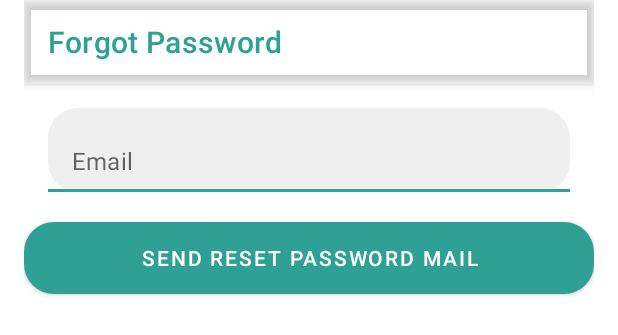
After one commit to pokrenz/bosslur-mtag, an Android app: the layout activity_forgot_password.xml on its own in the app's theme, with its tools: preview values and no code run, on a phone screen of 412 x 824 dp. The commit adds this screen. Shown: the top 335 px of the screen. Run offline under Robolectric (Android 15) with nearby library versions, the phone set to English and light mode, and no system bars.

Commit message:
ui:forgot-password

```diff
--- a/app/src/main/AndroidManifest.xml
+++ b/app/src/main/AndroidManifest.xml
@@ -9,7 +9,8 @@
         android:roundIcon="@mipmap/ic_launcher_round"
         android:supportsRtl="true"
         android:theme="@style/Theme.MTagv2">
-        <activity android:name=".views.login.LoginActivity"></activity>
+        <activity android:name=".views.forgotpassword.ForgotPasswordActivity"></activity>
+        <activity android:name=".views.login.LoginActivity" />
         <activity android:name=".views.splash.SplashActivity" />
         <activity android:name=".MainActivity">
             <intent-filter>
--- /dev/null
+++ b/app/src/main/java/com/bosslur/mtagv2/views/forgotpassword/ForgotPasswordActivity.kt
@@ -0,0 +1,24 @@
+package com.bosslur.mtagv2.views.forgotpassword
+
+import androidx.appcompat.app.AppCompatActivity
+import android.os.Bundle
+import com.bosslur.mtagv2.R
+import com.bosslur.mtagv2.databinding.ActivityForgotPasswordBinding
+
+class ForgotPasswordActivity : AppCompatActivity() {
+
+    private lateinit var binding: ActivityForgotPasswordBinding
+
+    override fun onCreate(savedInstanceState: Bundle?) {
+        super.onCreate(savedInstanceState)
+        binding = ActivityForgotPasswordBinding.inflate(layoutInflater)
+        setContentView(binding.root)
+
+        init()
+    }
+
+    private  fun init(){
+        setSupportActionBar(binding.tbForgotPassword)
+        supportActionBar?.setDisplayHomeAsUpEnabled(true)
+    }
+}
--- /dev/null
+++ b/app/src/main/res/layout/activity_forgot_password.xml
@@ -0,0 +1,60 @@
+<?xml version="1.0" encoding="utf-8"?>
+<androidx.constraintlayout.widget.ConstraintLayout xmlns:android="http://schemas.android.com/apk/res/android"
+    xmlns:app="http://schemas.android.com/apk/res-auto"
+    xmlns:tools="http://schemas.android.com/tools"
+    android:layout_width="match_parent"
+    android:layout_height="match_parent"
+    android:paddingStart="16dp"
+    android:paddingEnd="16dp"
+    tools:context=".views.forgotpassword.ForgotPasswordActivity">
+
+    <com.google.android.material.appbar.AppBarLayout
+        android:id="@+id/appbarForgotPassword"
+        android:layout_width="match_parent"
+        android:layout_height="wrap_content"
+        android:background="@android:color/transparent"
+        android:elevation="0dp"
+        app:layout_constraintTop_toTopOf="parent">
+        <androidx.appcompat.widget.Toolbar
+            android:id="@+id/tbForgotPassword"
+            android:layout_width="match_parent"
+            android:layout_height="wrap_content"
+            app:title="Forgot Password"
+            app:titleTextColor="@color/colorPrimary"
+            android:elevation="0dp"/>
+    </com.google.android.material.appbar.AppBarLayout>
+
+    <com.google.android.material.textfield.TextInputLayout
+        android:id="@+id/tiEmailForgotPassword"
+        android:layout_width="match_parent"
+        android:layout_height="56dp"
+        app:hintEnabled="false"
+        android:layout_marginTop="16dp"
+        android:layout_marginStart="16dp"
+        android:layout_marginEnd="16dp"
+        app:layout_constraintTop_toBottomOf="@id/appbarForgotPassword"
+        >
+        <com.google.android.material.textfield.TextInputEditText
+            android:id="@+id/etEmailForgotPassword"
+            android:layout_width="match_parent"
+            android:layout_height="match_parent"
+            android:background="@drawable/bg_edit_text"
+            android:hint="Email"
+            android:paddingHorizontal="16dp"
+            android:inputType="textEmailAddress"
+            />
+    </com.google.android.material.textfield.TextInputLayout>
+
+    <Button
+        android:id="@+id/btnForgotPasswordPage"
+        android:layout_width="match_parent"
+        android:layout_height="wrap_content"
+        app:layout_constraintTop_toBottomOf="@id/tiEmailForgotPassword"
+        android:layout_marginTop="20dp"
+        android:text="Send Reset Password Mail"
+        android:background="@drawable/bg_btn_primary"
+        />
+
+
+
+</androidx.constraintlayout.widget.ConstraintLayout>
--- a/app/src/main/res/layout/activity_login.xml
+++ b/app/src/main/res/layout/activity_login.xml
@@ -80,6 +80,7 @@
             android:layout_gravity="end"
             >
             <TextView
+                android:id="@+id/btnForgotPassword"
                 android:layout_width="wrap_content"
                 android:layout_height="wrap_content"
                 android:text="Forgot Password ?"
```
